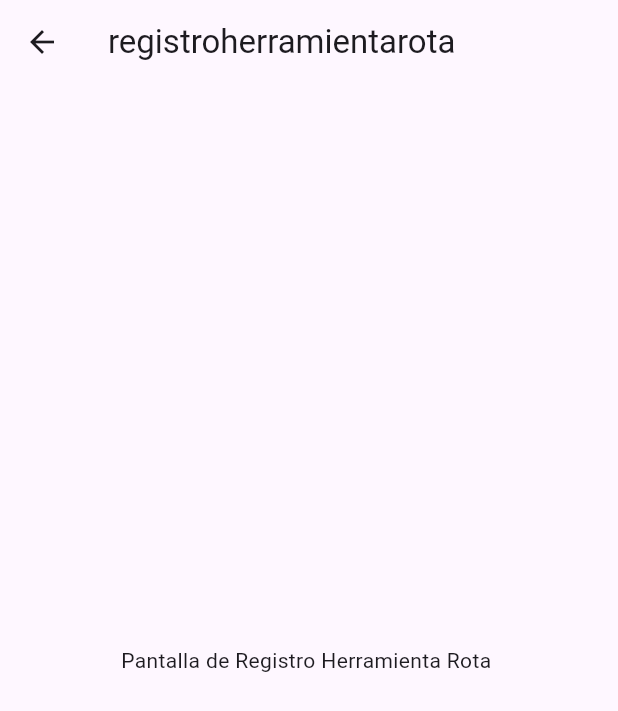
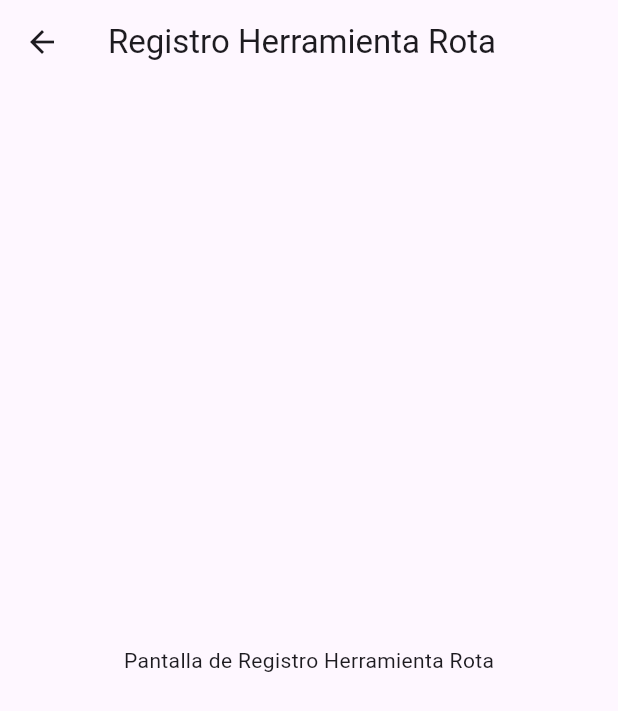
Before and after one commit to MHS-SRL/InterfaceProduccion, a Flutter app: the RegistroHerramientaRotaScreen screen opened by its route, on a phone screen of 412 x 824 dp. Shown: the top 711 px of the screen. Run offline on Flutter 3.47's test engine with Material 3 defaults, Android fonts, the phone set to English and light mode, and no system bars; our stand-ins replace fl_chart.

Commit message:
ajuste escritura

```diff
--- a/lib/screens/analisis_productividad_screen.dart
+++ b/lib/screens/analisis_productividad_screen.dart
@@ -5,9 +5,9 @@ class AnalisisDeProductividadScreen extends StatelessWidget {
   Widget build(BuildContext context) {
     return Scaffold(
       appBar: AppBar(
-        title: Text('analisisdeproductividad'),
+        title: const Text('Analisis de Productividad'),
       ),
-      body: Center(
+      body: const Center(
         child: Text('Pantalla para Analisis de Productividad'),
       ),
     );
--- a/lib/screens/cerrar_sesion_screen.dart
+++ b/lib/screens/cerrar_sesion_screen.dart
@@ -5,9 +5,9 @@ class CerrarSesionScreen extends StatelessWidget {
   Widget build(BuildContext context) {
     return Scaffold(
       appBar: AppBar(
-        title: Text('cerrarsesion'),
+        title: const Text('Cerrar Sesion'),
       ),
-      body: Center(
+      body: const Center(
         child: Text('Pantalla para Cerrar Sesion'),
       ),
     );
--- a/lib/screens/crear_ordenes_screen.dart
+++ b/lib/screens/crear_ordenes_screen.dart
@@ -5,9 +5,9 @@ class CrearOrdenesScreen extends StatelessWidget {
   Widget build(BuildContext context) {
     return Scaffold(
       appBar: AppBar(
-        title: Text('Crear Ordenes'),
+        title: const Text('Crear Ordenes'),
       ),
-      body: Center(
+      body: const Center(
         child: Text('Pantalla para Crear Ordenes'),
       ),
     );
--- a/lib/screens/registro_error_maquina_screen.dart
+++ b/lib/screens/registro_error_maquina_screen.dart
@@ -5,9 +5,9 @@ class RegistroErrorMaquinaScreen extends StatelessWidget {
   Widget build(BuildContext context) {
     return Scaffold(
       appBar: AppBar(
-        title: Text('registroerrordemaquina'),
+        title: const Text('Registro Error de Maquina'),
       ),
-      body: Center(
+      body: const Center(
         child: Text('Pantalla Registro de Maquina'),
       ),
     );
--- a/lib/screens/registro_herramienta_rota_screen.dart
+++ b/lib/screens/registro_herramienta_rota_screen.dart
@@ -5,10 +5,10 @@ class RegistroHerramientaRotaScreen extends StatelessWidget {
   Widget build(BuildContext context) {
     return Scaffold(
       appBar: AppBar(
-        title: Text('registroherramientarota'),
+        title: const Text('Registro Herramienta Rota'),
       ),
-      body: Center(
-        child: Text('Pantalla de Registro Herramienta Rota '),
+      body: const Center(
+        child: Text('Pantalla de Registro Herramienta Rota'),
       ),
     );
   }
--- a/lib/screens/reportes_nocturnos_screen.dart
+++ b/lib/screens/reportes_nocturnos_screen.dart
@@ -5,9 +5,9 @@ class ReportesNocturnosScreen extends StatelessWidget {
   Widget build(BuildContext context) {
     return Scaffold(
       appBar: AppBar(
-        title: Text('reportesnocturnos'),
+        title: Text('Reportes Nocturnos'),
       ),
-      body: Center(
+      body: const Center(
         child: Text('Pantalla para Reportes Nocturnos'),
       ),
     );
--- a/lib/screens/salida_ordenes_lista_screen.dart
+++ b/lib/screens/salida_ordenes_lista_screen.dart
@@ -5,9 +5,9 @@ class SalidaOrdenesListaScreen extends StatelessWidget {
   Widget build(BuildContext context) {
     return Scaffold(
       appBar: AppBar(
-        title: Text('salidaordenes'),
+        title: const Text('Salida Ordenes'),
       ),
-      body: Center(
+      body: const Center(
         child: Text('Pantalla para Salida de Ordenes'),
       ),
     );
--- a/lib/screens/seguimiento_orden_screen.dart
+++ b/lib/screens/seguimiento_orden_screen.dart
@@ -5,9 +5,9 @@ class SeguimientoDeOrdenScreen extends StatelessWidget {
   Widget build(BuildContext context) {
     return Scaffold(
       appBar: AppBar(
-        title: Text('seguimientoorden'),
+        title: const Text('Seguimiento Orden'),
       ),
-      body: Center(
+      body: const Center(
         child: Text('Pantalla para Seguimiento de Orden'),
       ),
     );
--- a/lib/screens/ver_ordenes_pendientes_screen.dart
+++ b/lib/screens/ver_ordenes_pendientes_screen.dart
@@ -5,9 +5,9 @@ class VerOrdenesPendientesScreen extends StatelessWidget {
   Widget build(BuildContext context) {
     return Scaffold(
       appBar: AppBar(
-        title: Text('verordenespendientes'),
+        title: const Text('Ver Ordenes Pendientes'),
       ),
-      body: Center(
+      body: const Center(
         child: Text('Pantalla para Ver Ordenes Pendientes'),
       ),
     );
```
